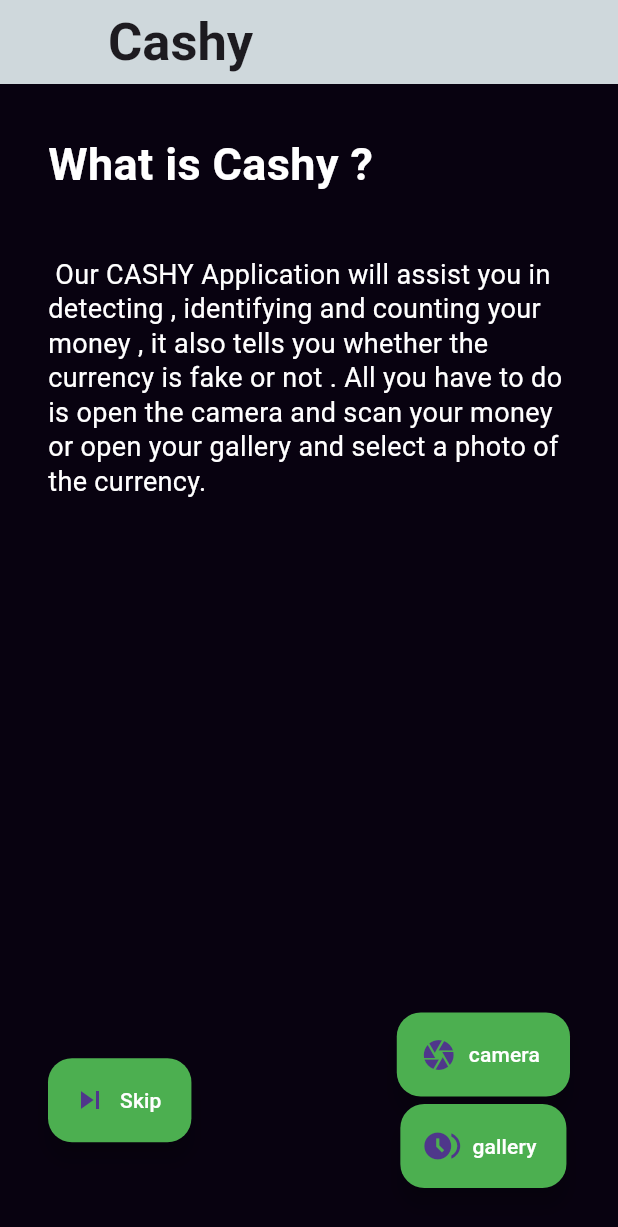
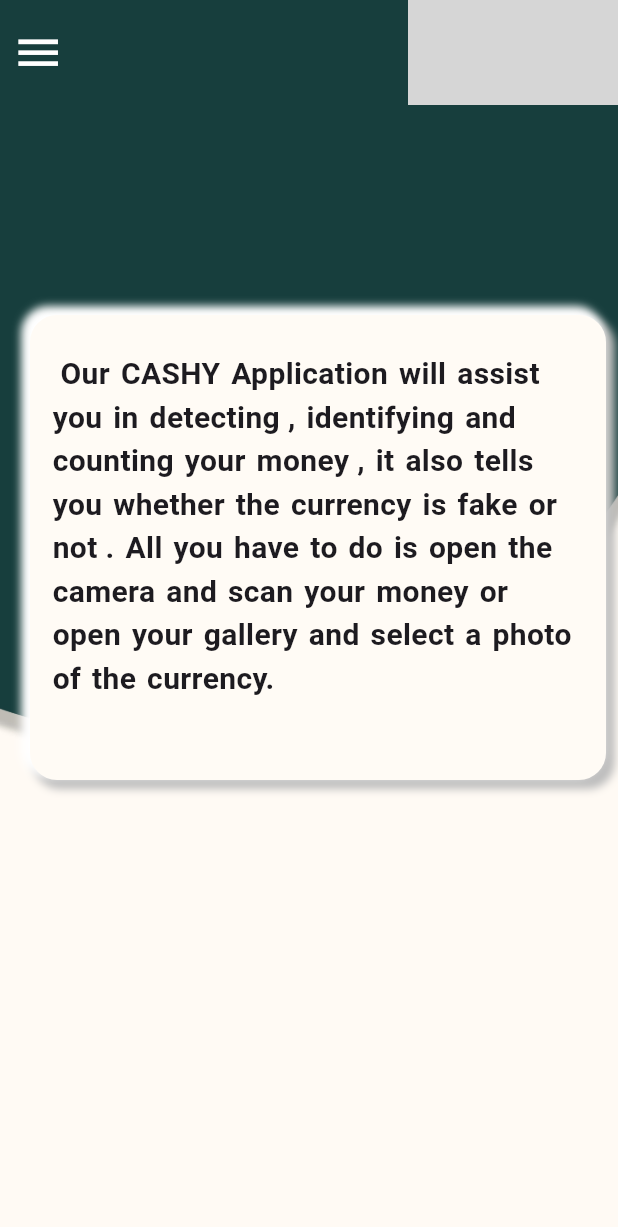
Before and after one commit to Abdelrhmanabass/cash, a Flutter app: the screen it shows after launch, on a phone screen of 412 x 824 dp. Shown: the top 1227 px of the screen. Run offline on Flutter 3.47's test engine with Material 3 defaults, Android fonts, the phone set to English and light mode, and no system bars; our stand-ins replace audioplayers, flutter_bloc, go_router, image_picker; missing offline and left inert: dart:html; grey boxes are pictures that could not be loaded.

Commit message:
update 2

```diff
--- a/lib/Screens/hello.dart
+++ b/lib/Screens/hello.dart
@@ -13,9 +13,7 @@
 }
 
 class _HelloState extends State<Hello> {
-
-  String maintext =
-      " Our CASHY Application will assist you in detecting ,"
+  String maintext = " Our CASHY Application will assist you in detecting ,"
       " identifying and counting your money ,"
       " it also tells you whether the currency is fake or not ."
       " All you have to do is open the camera and scan your money or open your gallery and select a photo of the currency.";
@@ -24,118 +22,221 @@
   @override
   void initState() {
     super.initState();
-    player.play(AssetSource('audios/Cashy.mp4'));
+    //player.play(AssetSource('audios/Cashy.mp4'));
   }
 
   late File _image;
-
+  final GlobalKey<ScaffoldState> _scaffoldKey = GlobalKey<ScaffoldState>();
 
   Future<void> pickImage(ImageSource type) async {
-
     var image = await ImagePicker().pickImage(source: type);
-    if(image != null) {
+    if (image != null) {
       _image = File(image.path);
-      Navigator.push(context, MaterialPageRoute(builder: (context) => result(_image)));
-
+      Navigator.push(
+          context, MaterialPageRoute(builder: (context) => result(_image)));
     }
   }
 
   @override
   Widget build(BuildContext context) {
     return Scaffold(
-      backgroundColor: const Color(0xff080210),
-      appBar: AppBar(
-        leading: Container(),
-        title: const Text(
-          'Cashy',
-          style: TextStyle(fontWeight: FontWeight.bold, fontSize: 35),
+      key: _scaffoldKey,
+      drawer: Drawer(
+        child: Stack(children: [
+          Image.asset(
+            'assets/images/Menu.png', // Replace with your image path
+            fit: BoxFit.cover,
+            width: double.infinity,
+            height: double.infinity,
+          ),
+          Padding(
+            padding: const EdgeInsets.only(top: 200.0),
+            child:
+            ListView(
+              children: const [
+                ListTile(
+                  leading: Icon(Icons.home),
+                  title: Text('Home'),
+                ),
+                Divider(
+                  color: Colors.green, // Customize the color of the divider
+                  thickness: 1,
+                  indent: 40,
+                  endIndent: 40,// Adjust the thickness of the divider
+                ),
+                ListTile(
+                  leading: Icon(Icons.mic),
+                  title: Text('Voice Settings'),
+                ),
+                Divider(
+                  color: Colors.green, // Customize the color of the divider
+                  thickness: 1,
+                  indent: 40,
+                  endIndent: 40,// Adjust the thickness of the divider
+                ),
+                ListTile(
+                  leading: Icon(Icons.attach_money_rounded),
+                  title: Text('Fake Currency'),
+                ),
+                Divider(
+                  color: Colors.green, // Customize the color of the divider
+                  thickness: 1,
+                  indent: 40,
+                  endIndent: 40,// Adjust the thickness of the divider
+                ),
+              ],
+            ),
+          ),
+        ]
         ),
-        backgroundColor: Colors.blueGrey[100],
       ),
-      body: Container(
-        alignment: Alignment.center,
-        child: Padding(
-          padding: const EdgeInsets.all(32.0),
-          child: Column(
-            children: [
-              Column(
-                crossAxisAlignment: CrossAxisAlignment.start,
+      body: Stack(children: [
+        Container(
+          decoration: const BoxDecoration(
+            image: DecorationImage(
+                image: AssetImage('assets/images/Home.jpg'), fit: BoxFit.cover),
+          ),
+          // Column(
+          //   children: [
+          //     Column(
+          //       crossAxisAlignment: CrossAxisAlignment.start,
+          //       children: [
+          //         const Text(
+          //           'What is Cashy ?',
+          //           style: TextStyle(
+          //             fontSize: 30,
+          //             fontWeight: FontWeight.bold,
+          //             color: Colors.white,
+          //           ),
+          //         ), //text title
+          //         const SizedBox(height: 40),
+          //         Text(maintext,
+          //             style: const TextStyle(
+          //                 fontSize: 18, color: Colors.white, height: 1.3)),
+          //         const SizedBox(height: 50),
+          //       ],
+          //     ),
+          //     const Expanded(child: SizedBox()),
+          //     Row(
+          //       children: [
+          //         Align(
+          //           alignment: Alignment.bottomRight,
+          //           child: FloatingActionButton.extended(
+          //             onPressed: () async {
+          //               player.stop();
+          //               await pickImage(ImageSource.camera);
+          //             },
+          //             backgroundColor: Colors.green,
+          //             label: const Text(
+          //               'Skip',
+          //               style: TextStyle(color: Colors.white),
+          //             ),
+          //             icon: const Icon(Icons.skip_next),
+          //           ),
+          //         ),
+          //         const Expanded(child: SizedBox()),
+          //         Column(
+          //           children: [
+          //             Align(
+          //               alignment: Alignment.bottomLeft,
+          //               child: FloatingActionButton.extended(
+          //                 onPressed: () {
+          //                   player.stop();
+          //                   pickImage(ImageSource.camera);
+          //                 },
+          //                 backgroundColor: Colors.green,
+          //                 label: const Text(
+          //                   'camera',
+          //                   style: TextStyle(color: Colors.white),
+          //                 ),
+          //                 icon: const Icon(Icons.camera),
+          //               ),
+          //             ),
+          //             const SizedBox(height: 5),
+          //             Align(
+          //               alignment: Alignment.bottomLeft,
+          //               child: FloatingActionButton.extended(
+          //                 onPressed: () {
+          //                   player.stop();
+          //                   pickImage(ImageSource.gallery);
+          //                 },
+          //                 backgroundColor: Colors.green,
+          //                 label: const Text(
+          //                   'gallery',
+          //                   style: TextStyle(color: Colors.white),
+          //                 ),
+          //                 icon: const Icon(Icons.browse_gallery),
+          //               ),
+          //             ),
+          //           ],
+          //         ),
+          //       ],
+          //     ),
+          //   ],
+          // ),
+        ),
+        Column(
+          children: [
+            Container(
+              padding: EdgeInsets.only(top: MediaQuery.of(context).padding.top),
+              child: Row(
+                mainAxisAlignment: MainAxisAlignment.spaceBetween,
                 children: [
-                  const Text(
-                    'What is Cashy ?',
-                    style: TextStyle(
-                      fontSize: 30,
-                      fontWeight: FontWeight.bold,
-                      color: Colors.white,
-                    ),
-                  ), //text title
-                  const SizedBox(height: 40),
-                  Text(maintext,
-                      style: const TextStyle(
-                          fontSize: 18, color: Colors.white, height: 1.3)),
-                  const SizedBox(height: 50),
-                ],
-              ),
-              const Expanded(child: SizedBox()),
-              Row(
-                children: [
-                  Align(
-                    alignment: Alignment.bottomRight,
-                    child: FloatingActionButton.extended(
-                      onPressed: () async {
-                        player.stop();
-                        await pickImage(ImageSource.camera);
-                      },
-                      backgroundColor: Colors.green,
-                      label: const Text(
-                        'Skip',
-                        style: TextStyle(color: Colors.white),
-                      ),
-                      icon: const Icon(Icons.skip_next),
-                    ),
+                  IconButton(
+                    icon:
+                        const Icon(Icons.menu, color: Colors.white, size: 35.0),
+                    onPressed: () {
+                      _scaffoldKey.currentState?.openDrawer();
+                    },
                   ),
-                  const Expanded(child: SizedBox()),
-                  Column(
-                    children: [
-                      Align(
-                        alignment: Alignment.bottomLeft,
-                        child: FloatingActionButton.extended(
-                          onPressed: () {
-                            player.stop();
-                            pickImage(ImageSource.camera);
-                          },
-                          backgroundColor: Colors.green,
-                          label: const Text(
-                            'camera',
-                            style: TextStyle(color: Colors.white),
-                          ),
-                          icon: const Icon(Icons.camera),
-                        ),
-                      ),
-                      const SizedBox(height: 5),
-                      Align(
-                        alignment: Alignment.bottomLeft,
-                        child: FloatingActionButton.extended(
-                          onPressed: () {
-                            player.stop();
-                            pickImage(ImageSource.gallery);
-                          },
-                          backgroundColor: Colors.green,
-                          label: const Text(
-                            'gallery',
-                            style: TextStyle(color: Colors.white),
-                          ),
-                          icon: const Icon(Icons.browse_gallery),
-                        ),
-                      ),
-                    ],
+                  const Image(
+                    image: AssetImage('assets/images/logo_icon.gif'),
+                    height: 70, // Adjust height
+                    width: 140,
                   ),
                 ],
               ),
-            ],
-          ),
+            ),
+            Padding(
+              padding: const EdgeInsets.only(top: 140, left: 20, right: 8),
+              child: Container(
+                height: 310,
+                decoration: BoxDecoration(
+                  color: const Color(0xffFFFBF5),
+                  //color: const Color.fromRGBO(255, 251, 245, 0.9),
+                  boxShadow: [
+                    BoxShadow(
+                      color: Colors.grey.shade400,
+                      offset: const Offset(4.0, 4.0),
+                      // changes position of shadow
+                      spreadRadius: 2,
+                      // Spread radius
+                      blurRadius: 4, // Blur radius
+                    ),
+                    const BoxShadow(
+                      color: Colors.white,
+                      offset: Offset(-4.0, -4.0), // changes position of shadow
+                      spreadRadius: 2, // Spread radius
+                      blurRadius: 4, // Blur radius
+                    ),
+                  ],
+                  borderRadius: const BorderRadius.all(Radius.circular(18)),
+                ),
+                child: Padding(
+                  padding: const EdgeInsets.fromLTRB(15, 25, 15, 25),
+                  child: Text(
+                    maintext,
+                    style: const TextStyle(
+                        fontSize: 20,
+                        fontWeight: FontWeight.bold,
+                        wordSpacing: 2),
+                  ),
+                ),
+              ),
+            )
+          ],
         ),
-      ),
+      ]),
     );
   }
 }
```
Also changed, not shown: assets/images/Home.jpg (added), assets/images/Menu.png (added), assets/images/start.jpg (deleted).
